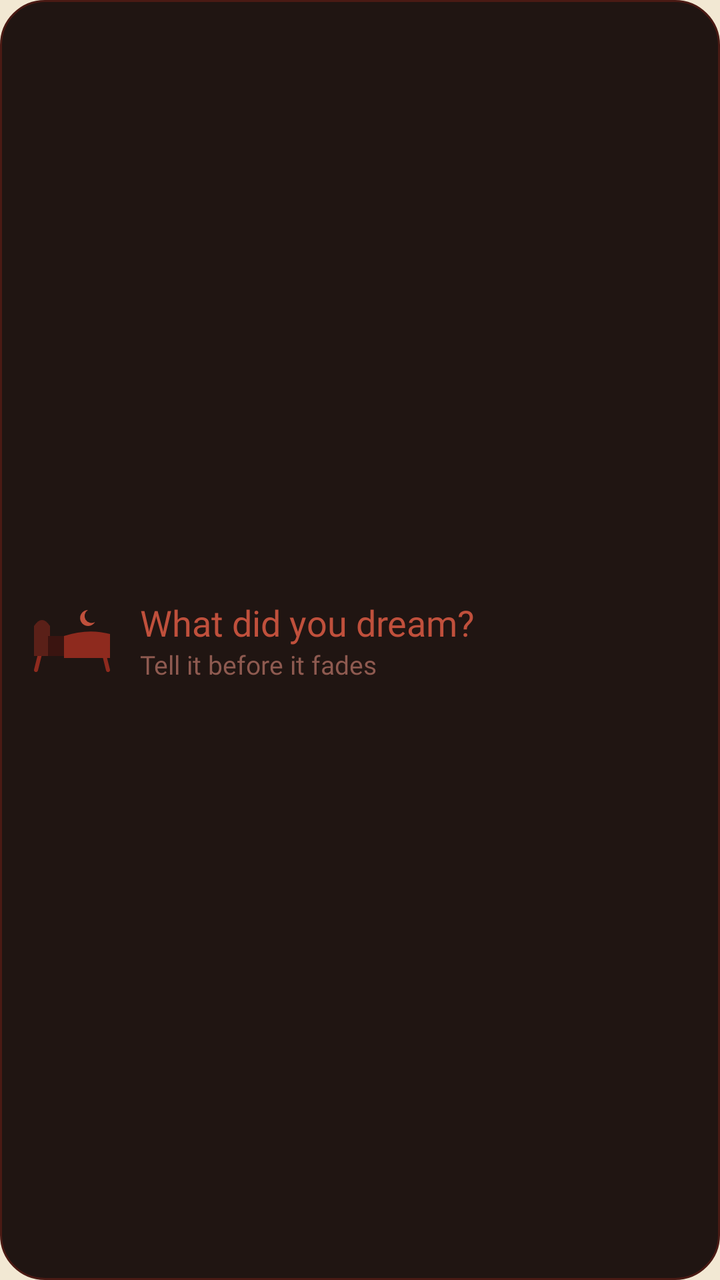
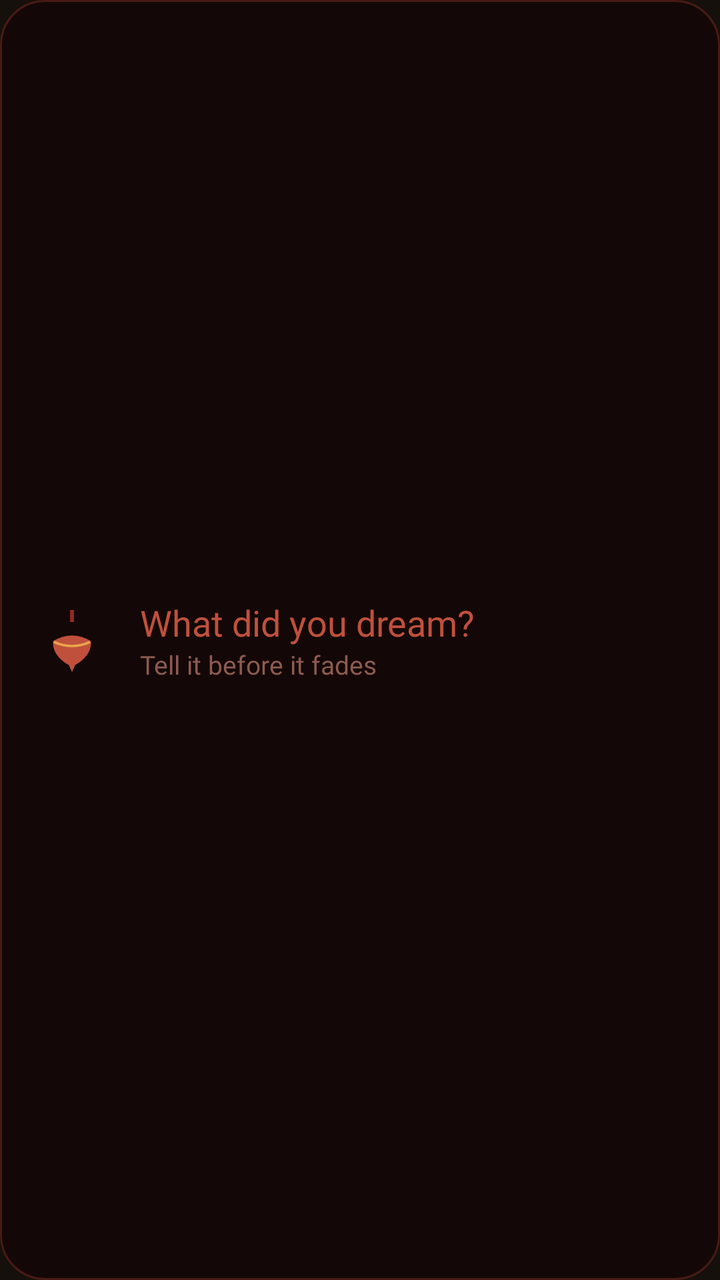

Compare the two renders of this Android layout. The source of the first and the diff that turns it into the second are given below.
<!-- AndroidManifest.xml: application theme Theme.Slumber -->
<!-- res/layout/widget_capture.xml -->
<?xml version="1.0" encoding="utf-8"?>
<LinearLayout xmlns:android="http://schemas.android.com/apk/res/android"
    android:id="@+id/root"
    android:layout_width="match_parent"
    android:layout_height="match_parent"
    android:background="@drawable/widget_bg"
    android:gravity="center_vertical"
    android:orientation="horizontal"
    android:padding="14dp">

    <ImageView
        android:layout_width="44dp"
        android:layout_height="34dp"
        android:contentDescription="@null"
        android:src="@drawable/widget_bed" />

    <LinearLayout
        android:layout_width="0dp"
        android:layout_height="wrap_content"
        android:layout_marginStart="12dp"
        android:layout_weight="1"
        android:orientation="vertical">

        <TextView
            android:id="@+id/title"
            android:layout_width="wrap_content"
            android:layout_height="wrap_content"
            android:fontFamily="@font/prata"
            android:text="@string/widget_title"
            android:textColor="#FFC0503C"
            android:textSize="18sp" />

        <TextView
            android:id="@+id/sub"
            android:layout_width="wrap_content"
            android:layout_height="wrap_content"
            android:fontFamily="@font/alegreyasans_regular"
            android:text="@string/widget_sub"
            android:textColor="#FF8E5A50"
            android:textSize="13sp" />
    </LinearLayout>
</LinearLayout>
<!-- resources referenced by this layout -->
<resources>
  <!-- drawable widget_bed (drawable) -->
  <?xml version="1.0" encoding="utf-8"?>
  <vector xmlns:android="http://schemas.android.com/apk/res/android"
      android:width="44dp"
      android:height="34dp"
      android:viewportWidth="44"
      android:viewportHeight="34">
      <path android:strokeColor="#8E2A1E" android:strokeWidth="2" android:strokeLineCap="round" android:pathData="M6,24L4,32M38,24L40,32" />
      <path android:fillColor="#5A2018" android:pathData="M3,25V10Q7,4 11,10V25Z" />
      <path android:fillColor="#3A1410" android:pathData="M10,15H41V25H10Z" />
      <path android:fillColor="#8E2A1E" android:pathData="M18,15Q30,11 41,14V26H18Z" />
      <path android:fillColor="#C0503C" android:pathData="M30,2a4,4 0,1 0,3.5 6a3.2,3.2 0,1 1,-3.5 -6z" />
  </vector>
  <!-- drawable widget_bg (drawable) -->
  <?xml version="1.0" encoding="utf-8"?>
  <shape xmlns:android="http://schemas.android.com/apk/res/android" android:shape="rectangle">
      <solid android:color="#F0140807" />
      <corners android:radius="22dp" />
      <stroke android:width="1dp" android:color="#FF4A1A14" />
  </shape>
  <string name="widget_sub">Tell it before it fades</string>
  <string name="widget_title">What did you dream?</string>
  <style name="Theme.Slumber" parent="Theme.AppCompat.Light.NoActionBar">
          <item name="android:windowBackground">@color/window</item>
          <item name="android:statusBarColor">@android:color/transparent</item>
          <item name="android:navigationBarColor">@android:color/transparent</item>
          <item name="android:windowLightStatusBar">true</item>
          <item name="colorPrimary">@color/red</item>
          <item name="colorAccent">@color/red</item>
      </style>
  <color name="window">#FFF2E8D3</color>
  <color name="red">#FFB8372A</color>
</resources>

<!-- the commit's change to res/layout/widget_capture.xml (unified diff, before → after) -->
@@ -12,7 +12,7 @@
         android:layout_width="44dp"
         android:layout_height="34dp"
         android:contentDescription="@null"
-        android:src="@drawable/widget_bed" />
+        android:src="@drawable/widget_top" />
 
     <LinearLayout
         android:layout_width="0dp"
<!-- resource entries referenced after the edit -->
@@ -1,18 +1,5 @@
 <!-- resources referenced by this layout -->
 <resources>
-  <!-- drawable widget_bed (drawable) -->
-  <?xml version="1.0" encoding="utf-8"?>
-  <vector xmlns:android="http://schemas.android.com/apk/res/android"
-      android:width="44dp"
-      android:height="34dp"
-      android:viewportWidth="44"
-      android:viewportHeight="34">
-      <path android:strokeColor="#8E2A1E" android:strokeWidth="2" android:strokeLineCap="round" android:pathData="M6,24L4,32M38,24L40,32" />
-      <path android:fillColor="#5A2018" android:pathData="M3,25V10Q7,4 11,10V25Z" />
-      <path android:fillColor="#3A1410" android:pathData="M10,15H41V25H10Z" />
-      <path android:fillColor="#8E2A1E" android:pathData="M18,15Q30,11 41,14V26H18Z" />
-      <path android:fillColor="#C0503C" android:pathData="M30,2a4,4 0,1 0,3.5 6a3.2,3.2 0,1 1,-3.5 -6z" />
-  </vector>
   <!-- drawable widget_bg (drawable) -->
   <?xml version="1.0" encoding="utf-8"?>
   <shape xmlns:android="http://schemas.android.com/apk/res/android" android:shape="rectangle">
@@ -20,17 +7,29 @@
       <corners android:radius="22dp" />
       <stroke android:width="1dp" android:color="#FF4A1A14" />
   </shape>
+  <!-- drawable widget_top (drawable) -->
+  <?xml version="1.0" encoding="utf-8"?>
+  <vector xmlns:android="http://schemas.android.com/apk/res/android"
+      android:width="44dp"
+      android:height="34dp"
+      android:viewportWidth="44"
+      android:viewportHeight="34">
+      
+      <path android:fillColor="#8E2A1E" android:pathData="M21,2h2v6h-2z" />
+      <path android:fillColor="#C0503C" android:pathData="M22,33L20.4,29.5C15,26.6 12,22 12.6,17.5Q22,12 31.4,17.5C32,22 29,26.6 23.6,29.5Z" />
+      <path android:strokeColor="#E9A54B" android:strokeWidth="1.2" android:pathData="M13,18Q22,22 31,18" />
+  </vector>
   <string name="widget_sub">Tell it before it fades</string>
   <string name="widget_title">What did you dream?</string>
-  <style name="Theme.Slumber" parent="Theme.AppCompat.Light.NoActionBar">
+  <style name="Theme.Slumber" parent="Theme.AppCompat.NoActionBar">
           <item name="android:windowBackground">@color/window</item>
           <item name="android:statusBarColor">@android:color/transparent</item>
           <item name="android:navigationBarColor">@android:color/transparent</item>
-          <item name="android:windowLightStatusBar">true</item>
-          <item name="colorPrimary">@color/red</item>
-          <item name="colorAccent">@color/red</item>
+          <item name="android:windowLightStatusBar">false</item>
+          <item name="colorPrimary">@color/lamp</item>
+          <item name="colorAccent">@color/lamp</item>
       </style>
-  <color name="window">#FFF2E8D3</color>
-  <color name="red">#FFB8372A</color>
+  <color name="window">#FF15100C</color>
+  <color name="lamp">#FFE9A54B</color>
 </resources>
 
